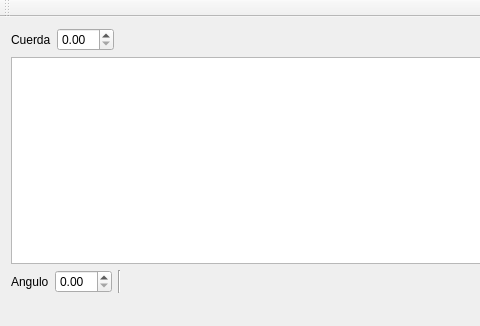
Old version of the form laboratorio/lab6/simulador_pendulo/simulacion.ui in the repository tigarto/informatica2; both pictures show x 0 to 480 and y 0 to 326 of the 1022 by 326 pixel window.
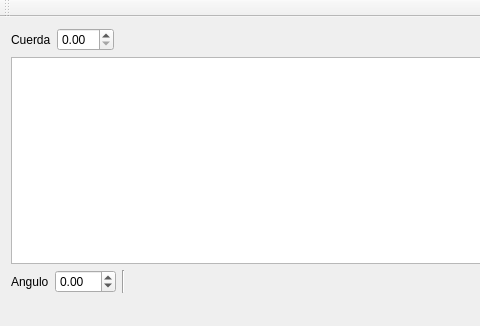
New version of the form.

Commit message: problemas inicializando angulo, deshabilita in velocidad y cuerda

Patch:
```diff
--- a/laboratorio/lab6/simulador_pendulo/simulacion.ui
+++ b/laboratorio/lab6/simulador_pendulo/simulacion.ui
@@ -6,7 +6,7 @@
    <rect>
     <x>0</x>
     <y>0</y>
-    <width>313</width>
+    <width>1020</width>
     <height>326</height>
    </rect>
   </property>
@@ -77,7 +77,14 @@
            </widget>
           </item>
           <item>
-           <widget class="QDoubleSpinBox" name="anguloInicial"/>
+           <widget class="QDoubleSpinBox" name="anguloInicial">
+            <property name="minimum">
+             <double>-90.000000000000000</double>
+            </property>
+            <property name="maximum">
+             <double>90.000000000000000</double>
+            </property>
+           </widget>
           </item>
          </layout>
         </item>
```
Left out of the diff: 2 changed lines with no effect on the pictures. The commit also changes 2 other files.
